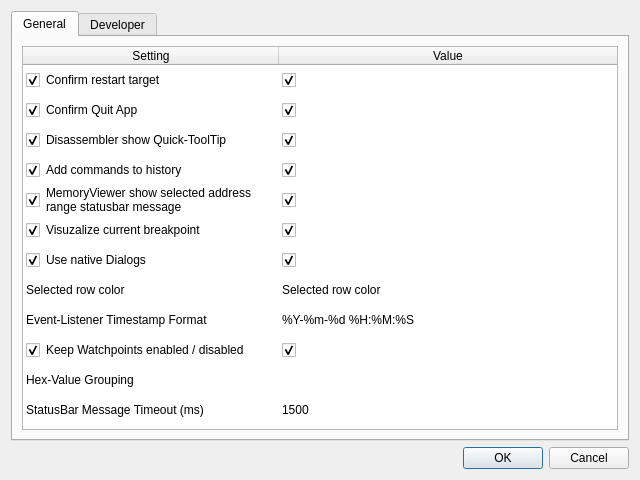
Before: the Qt Designer form resources/designer/settingsDialog.ui in jetedonner/LLDBPyGUI, drawn with Qt 5.
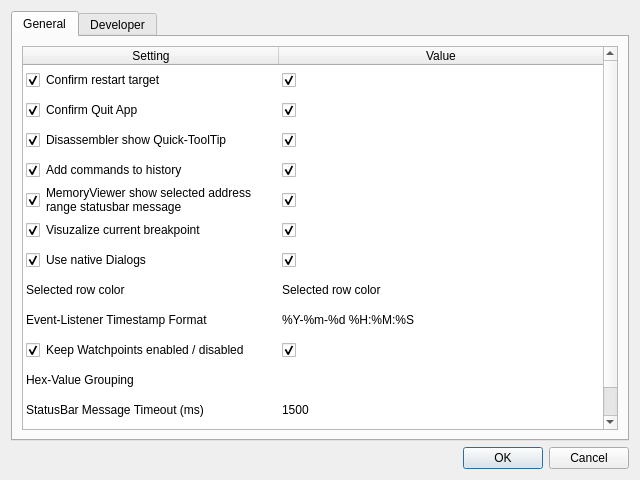
After: the same form once the commit is applied. The open tabs and pages were chosen to show the change.

Diff of the .ui file:
```diff
--- a/resources/designer/settingsDialog.ui
+++ b/resources/designer/settingsDialog.ui
@@ -101,6 +101,11 @@
            <string>StatusBar Message Timeout (ms)</string>
           </property>
          </row>
+         <row>
+          <property name="text">
+           <string>Exit LLDB on App exit</string>
+          </property>
+         </row>
          <column>
           <property name="text">
            <string>Setting</string>
@@ -324,6 +329,16 @@
            <string>1500</string>
           </property>
          </item>
+         <item row="12" column="0">
+          <property name="text">
+           <string>Exit LLDB on App exit</string>
+          </property>
+         </item>
+         <item row="12" column="1">
+          <property name="checkState">
+           <enum>Checked</enum>
+          </property>
+         </item>
         </widget>
        </item>
       </layout>
```
Left out of the diff: 2 changed lines with no effect on the pictures.
